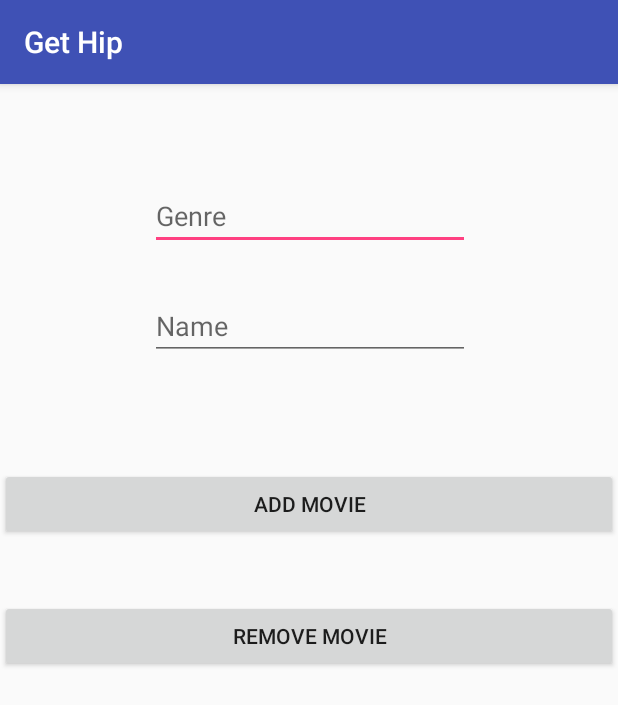
After one commit to khalilhijazi/Get-Hip, an Android app: the MovieActivity screen opened directly, with no data from a screen before it, on a phone screen of 412 x 824 dp. The commit adds this screen. Shown: the top 705 px of the screen. Run offline under Robolectric (Android 15) with nearby library versions, the phone set to English and light mode, and no system bars; our stand-ins replace Firebase (no records; nobody signed in at launch, a user with empty details on screens opened directly).

Commit message:
added the add movie feature, which sends to firebase database realtime

```diff
--- a/app/src/main/AndroidManifest.xml
+++ b/app/src/main/AndroidManifest.xml
@@ -19,7 +19,8 @@
             </intent-filter>
         </activity>
         <activity android:name=".RegistrationActivity" />
-        <activity android:name=".LoginActivity"></activity>
+        <activity android:name=".LoginActivity" />
+        <activity android:name=".MovieActivity"></activity>
     </application>
 
 </manifest>
--- /dev/null
+++ b/app/src/main/java/khalilbhijazi/gmail/com/gethip/MovieActivity.java
@@ -0,0 +1,79 @@
+package khalilbhijazi.gmail.com.gethip;
+
+import android.content.Intent;
+import android.support.v7.app.AppCompatActivity;
+import android.os.Bundle;
+import android.view.View;
+import android.widget.Button;
+import android.widget.EditText;
+
+import com.google.firebase.auth.FirebaseAuth;
+import com.google.firebase.auth.FirebaseUser;
+import com.google.firebase.database.DatabaseReference;
+import com.google.firebase.database.FirebaseDatabase;
+
+import java.text.SimpleDateFormat;
+import java.util.Calendar;
+
+public class MovieActivity extends AppCompatActivity {
+
+    private EditText movieGenreEditText;
+    private EditText movieNameEditText;
+    private Button addMovieBtn;
+    private Button removeMovieBtn;
+    private FirebaseAuth mAuth;
+    private FirebaseDatabase mDatabase;
+
+    @Override
+    protected void onCreate(Bundle savedInstanceState) {
+        super.onCreate(savedInstanceState);
+        setContentView(R.layout.activity_movie);
+
+        mAuth = FirebaseAuth.getInstance();
+        mDatabase = FirebaseDatabase.getInstance();
+
+        movieGenreEditText = (EditText) findViewById(R.id.movieGenreEditText);
+        movieNameEditText = (EditText) findViewById(R.id.movieNameEditText);
+        addMovieBtn = (Button) findViewById(R.id.addMovieBtn);
+        removeMovieBtn = (Button) findViewById(R.id.removeMovieBtn);
+
+        addMovieBtn.setOnClickListener(new View.OnClickListener() {
+            @Override
+            public void onClick(View view) {
+                String movieGenre = movieGenreEditText.getText().toString();
+                String movieName = movieNameEditText.getText().toString();
+
+                addMovie(movieGenre, movieName);
+                sendToMain();
+            }
+        });
+    }
+
+    private void addMovie(String movieGenre, String movieName) {
+        DatabaseReference mReference = mDatabase.getReference();
+        FirebaseUser currUser = mAuth.getCurrentUser();
+        Calendar calendar = Calendar.getInstance();
+        SimpleDateFormat dateFormat = new SimpleDateFormat("MM:dd:yyyy");
+        String date = dateFormat.format(calendar.getTime());
+        DatabaseReference copy = mReference.child("users").child(currUser.getUid()).child(date).child("movies");
+        String movieID = copy.push().getKey();
+        Movie movie = new Movie(movieGenre, movieName);
+        copy.child(movieID).setValue(movie);
+    }
+
+    @Override
+    protected void onStart() {
+        super.onStart();
+
+        FirebaseUser user = mAuth.getCurrentUser();
+        if (user == null) {
+            sendToMain();
+        }
+    }
+
+    private void sendToMain() {
+        Intent mainIntent = new Intent(MovieActivity.this, MainActivity.class);
+        startActivity(mainIntent);
+        finish();
+    }
+}
--- /dev/null
+++ b/app/src/main/res/layout/activity_movie.xml
@@ -0,0 +1,60 @@
+<?xml version="1.0" encoding="utf-8"?>
+<android.support.constraint.ConstraintLayout xmlns:android="http://schemas.android.com/apk/res/android"
+    xmlns:app="http://schemas.android.com/apk/res-auto"
+    xmlns:tools="http://schemas.android.com/tools"
+    android:layout_width="match_parent"
+    android:layout_height="match_parent"
+    tools:context=".MovieActivity">
+
+    <EditText
+        android:id="@+id/movieGenreEditText"
+        android:layout_width="wrap_content"
+        android:layout_height="wrap_content"
+        android:layout_marginEnd="8dp"
+        android:layout_marginStart="8dp"
+        android:layout_marginTop="65dp"
+        android:ems="10"
+        android:hint="Genre"
+        android:inputType="textPersonName"
+        app:layout_constraintEnd_toEndOf="parent"
+        app:layout_constraintHorizontal_bias="0.503"
+        app:layout_constraintStart_toStartOf="parent"
+        app:layout_constraintTop_toTopOf="parent" />
+
+    <EditText
+        android:id="@+id/movieNameEditText"
+        android:layout_width="wrap_content"
+        android:layout_height="wrap_content"
+        android:layout_marginEnd="8dp"
+        android:layout_marginStart="8dp"
+        android:layout_marginTop="28dp"
+        android:ems="10"
+        android:hint="Name"
+        android:inputType="textPersonName"
+        app:layout_constraintEnd_toEndOf="parent"
+        app:layout_constraintHorizontal_bias="0.503"
+        app:layout_constraintStart_toStartOf="parent"
+        app:layout_constraintTop_toBottomOf="@+id/movieGenreEditText" />
+
+    <Button
+        android:id="@+id/addMovieBtn"
+        android:layout_width="0dp"
+        android:layout_height="wrap_content"
+        android:layout_marginTop="72dp"
+        android:text="Add Movie"
+        app:layout_constraintEnd_toEndOf="parent"
+        app:layout_constraintHorizontal_bias="0.0"
+        app:layout_constraintStart_toStartOf="parent"
+        app:layout_constraintTop_toBottomOf="@+id/movieNameEditText" />
+
+    <Button
+        android:id="@+id/removeMovieBtn"
+        android:layout_width="0dp"
+        android:layout_height="wrap_content"
+        android:layout_marginTop="40dp"
+        android:text="Remove Movie"
+        app:layout_constraintEnd_toEndOf="parent"
+        app:layout_constraintStart_toStartOf="parent"
+        app:layout_constraintTop_toBottomOf="@+id/addMovieBtn" />
+
+</android.support.constraint.ConstraintLayout>
```
Also changed, not shown: app/src/main/java/khalilbhijazi/gmail/com/gethip/MainActivity.java (+10 -0 lines), app/src/main/java/khalilbhijazi/gmail/com/gethip/Movie.java (added, +32 -0 lines).
